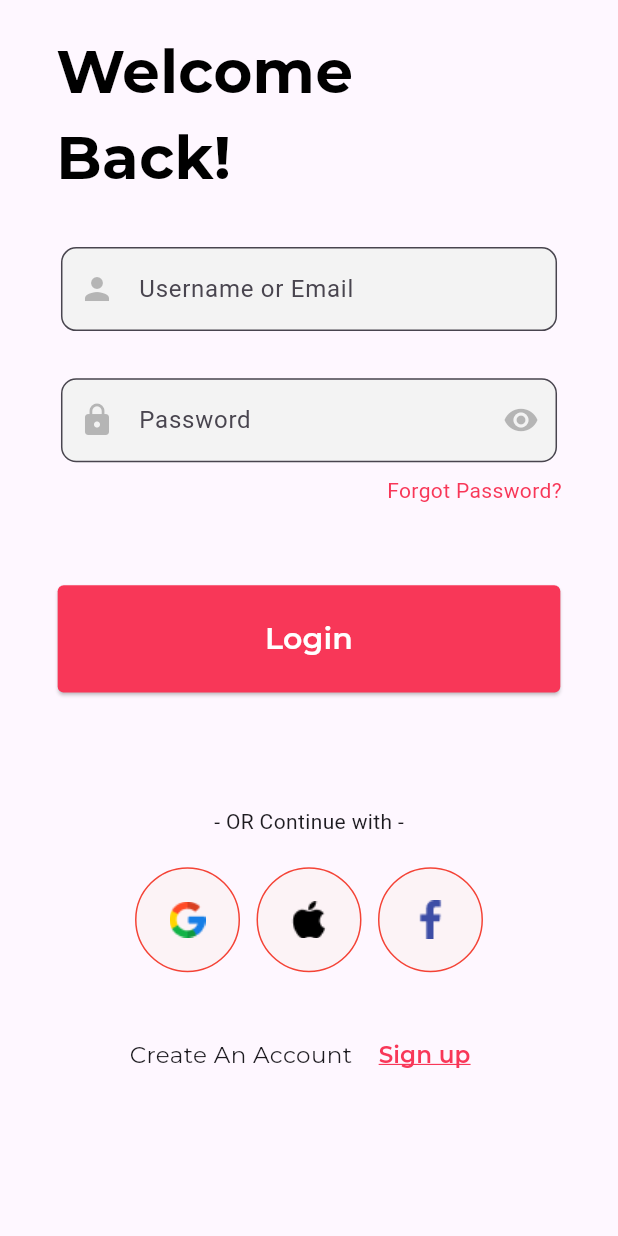
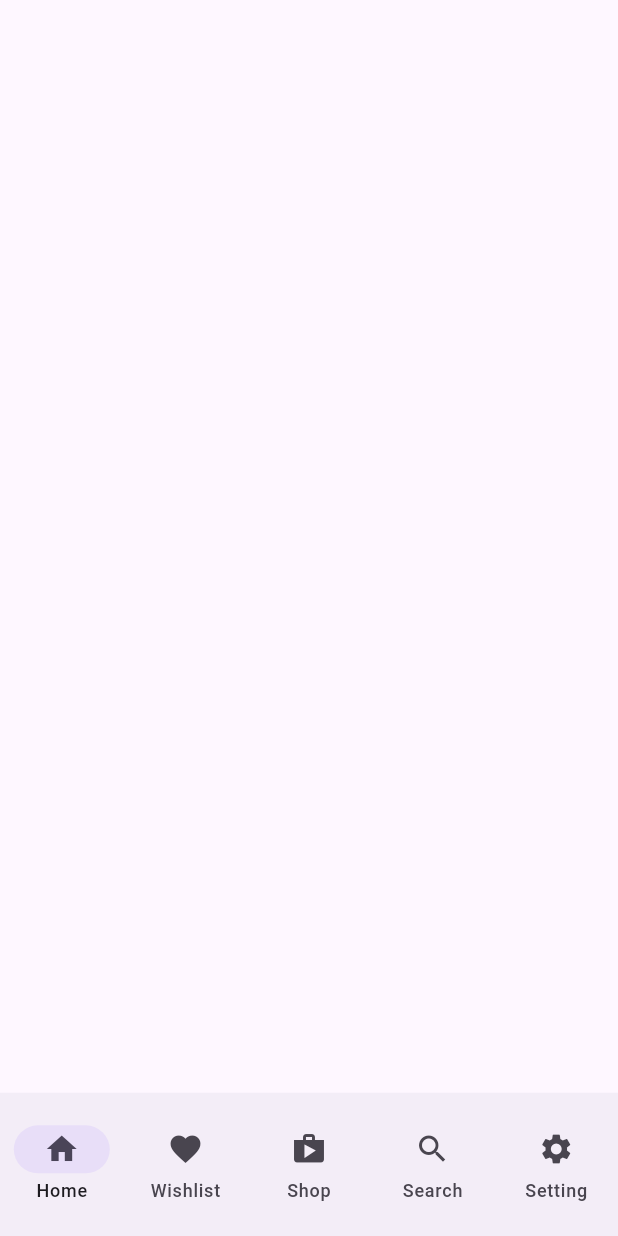
Before and after one commit to obasanmichael/Ecommerce-App, a Flutter app: the SignIn screen opened directly, after a tap on "Login", on a phone screen of 412 x 824 dp. Run offline on Flutter 3.47's test engine with Material 3 defaults, Android fonts, the phone set to English and light mode, and no system bars; our stand-ins replace flutter_screenutil, get, google_fonts.

Commit message:
Just commiting the last changes

```diff
--- /dev/null
+++ b/lib/components/Navigation/navigation_appbar.dart
@@ -0,0 +1,44 @@
+import 'package:flutter/material.dart';
+import 'package:flutter_screenutil/flutter_screenutil.dart';
+import 'package:get/route_manager.dart';
+
+class CustomAppBar extends StatelessWidget implements PreferredSizeWidget {
+  @override
+  const CustomAppBar({
+    super.key,
+    this.actions,
+    this.leadingIcon,
+    this.title,
+    this.showBackArrow = true,
+    this.leadingOnPressed,
+  });
+
+  final bool showBackArrow;
+  final Widget? title;
+  final IconData? leadingIcon;
+  final List<Widget>? actions;
+  final VoidCallback? leadingOnPressed;
+
+  @override
+  Widget build(BuildContext context) {
+    return Padding(
+      padding: EdgeInsets.symmetric(horizontal: 7.w),
+      child: AppBar(
+        automaticallyImplyLeading: false,
+        leading: showBackArrow
+            ? IconButton(
+                onPressed: () => Get.back(), icon: const Icon(Icons.arrow_left))
+            : leadingIcon != null
+                ? IconButton(
+                    onPressed: leadingOnPressed, icon: Icon(leadingIcon))
+                : null,
+        title: title,
+        actions: actions,
+        elevation: 0,
+      ),
+    );
+  }
+
+  @override
+  Size get preferredSize => const Size.fromHeight(56.0);
+}
--- /dev/null
+++ b/lib/components/Navigation/navigation_bar.dart
@@ -0,0 +1,24 @@
+import 'package:flutter/material.dart';
+import 'package:flutter_screenutil/flutter_screenutil.dart';
+
+class NavigationMenu extends StatelessWidget {
+  const NavigationMenu({super.key});
+
+  @override
+  Widget build(BuildContext context) {
+    return Scaffold(
+      bottomNavigationBar: NavigationBar(
+          height: 80.h,
+          elevation: 0,
+          selectedIndex: 0,
+          destinations: const [
+            NavigationDestination(icon: Icon(Icons.home), label: 'Home'),
+            NavigationDestination(
+                icon: Icon(Icons.favorite), label: 'Wishlist'),
+            NavigationDestination(icon: Icon(Icons.shop), label: 'Shop'),
+            NavigationDestination(icon: Icon(Icons.search), label: 'Search'),
+            NavigationDestination(icon: Icon(Icons.settings), label: 'Setting'),
+          ]),
+    );
+  }
+}
--- a/lib/components/custom_splash_appbar.dart
+++ b/lib/components/custom_splash_appbar.dart
@@ -1,4 +1,4 @@
-import 'package:expense_tracker2/screens/auth/blocs/sign_in.dart';
+import 'package:expense_tracker2/screens/auth/blocs/login/sign_in.dart';
 import 'package:flutter/material.dart';
 import 'package:google_fonts/google_fonts.dart';
 
--- a/lib/main.dart
+++ b/lib/main.dart
@@ -11,10 +11,12 @@ class MyApp extends StatelessWidget {
   @override
   Widget build(BuildContext context) {
     return ScreenUtilInit(
-      designSize: const Size(375, 812),
+      designSize: const Size(360, 690),
       builder: (_, child) => const MaterialApp(
+
         title: 'Your App',
         home: SplashScreen(),
+
       ),
     );
   }
--- a/lib/screens/auth/blocs/sign_in.dart
+++ b/lib/screens/auth/blocs/login/sign_in.dart
@@ -1,6 +1,8 @@
+import 'package:expense_tracker2/components/Navigation/navigation_bar.dart';
 import 'package:expense_tracker2/components/icon_link.dart';
+import 'package:expense_tracker2/screens/home/views/home_screen.dart';
 import 'package:flutter/material.dart';
-import 'package:flutter/widgets.dart';
+import 'package:get/route_manager.dart';
 import 'package:google_fonts/google_fonts.dart';
 import 'package:flutter_screenutil/flutter_screenutil.dart';
 
@@ -42,7 +44,7 @@ class SignIn extends StatelessWidget {
                     ],
                   ),
                 ),
-                SizedBox(height: 30.h),
+                addHeight(30),
                 Form(
                   child: Column(
                     children: [
@@ -103,7 +105,7 @@ class SignIn extends StatelessWidget {
                         child: SizedBox(
                           width: double.infinity,
                           child: ElevatedButton(
-                            onPressed: () {},
+                            onPressed: () => Get.offAll(const HomeScreen()),
                             style: ElevatedButton.styleFrom(
                                 backgroundColor: const Color(0xFFF83758),
                                 padding: EdgeInsets.symmetric(vertical: 21.h),
@@ -156,7 +158,6 @@ class SignIn extends StatelessWidget {
                             style: GoogleFonts.montserrat(
                                 fontSize: 14.sp, fontWeight: FontWeight.w400),
                           ),
-                          SizedBox(width: 5.w),
                           TextButton(
                             onPressed: () {},
                             child: Text(
@@ -183,3 +184,13 @@ class SignIn extends StatelessWidget {
     );
   }
 }
+
+SizedBox addHeight(double height) => SizedBox(height: height.h);
+
+SizedBox addWidth(double width) => SizedBox(width: width.w);
+
+class Assets {
+  static const baseUrl = "assets/images/";
+
+  static const Google = "${baseUrl}google.png";
+}
--- /dev/null
+++ b/lib/screens/home/views/home_screen.dart
@@ -0,0 +1,27 @@
+import "package:expense_tracker2/components/Navigation/navigation_appbar.dart";
+import "package:expense_tracker2/components/Navigation/navigation_bar.dart";
+import "package:expense_tracker2/components/search_bar.dart";
+import "package:flutter/material.dart";
+import "package:flutter/widgets.dart";
+
+class HomeScreen extends StatelessWidget {
+  const HomeScreen({super.key});
+
+  @override
+  Widget build(BuildContext context) {
+    return Scaffold(
+      body: SingleChildScrollView(
+        child: Column(
+          children: [
+            Container(
+              child: Column(children: [
+                CustomAppBar(),
+              ]),
+            ),
+          ],
+        ),
+      ),
+      bottomNavigationBar: const NavigationMenu(),
+    );
+  }
+}
--- a/pubspec.yaml
+++ b/pubspec.yaml
@@ -40,6 +40,7 @@ dependencies:
   introduction_screen: ^3.1.14
   flutter_riverpod: ^2.5.1
   flutter_screenutil: ^5.9.0
+  get: ^4.6.6
 
 dev_dependencies:
   flutter_test:
@@ -71,6 +72,9 @@ flutter:
     - assets/images/sales_shop.png
     - assets/images/fashion_shop.png
     - assets/images/logo.png
+    - assets/images/profile.png
+    - assets/images/shop-card.png
+    - assets/images/title.png
 
   # To add assets to your application, add an assets section, like this:
   # assets:
```
Also changed, not shown: lib/components/custom_bottom_bar.dart (deleted, +0 -49 lines), lib/components/search_bar.dart (added, +26 -0 lines), lib/screens/home/views/intermediate_splash_screen2.dart (deleted, +0 -39 lines), lib/screens/home/views/on_boarding_page.dart (+8 -6 lines), assets/images/profile.png (added), assets/images/shop-card.png (added), assets/images/title.png (added), pubspec.lock.
